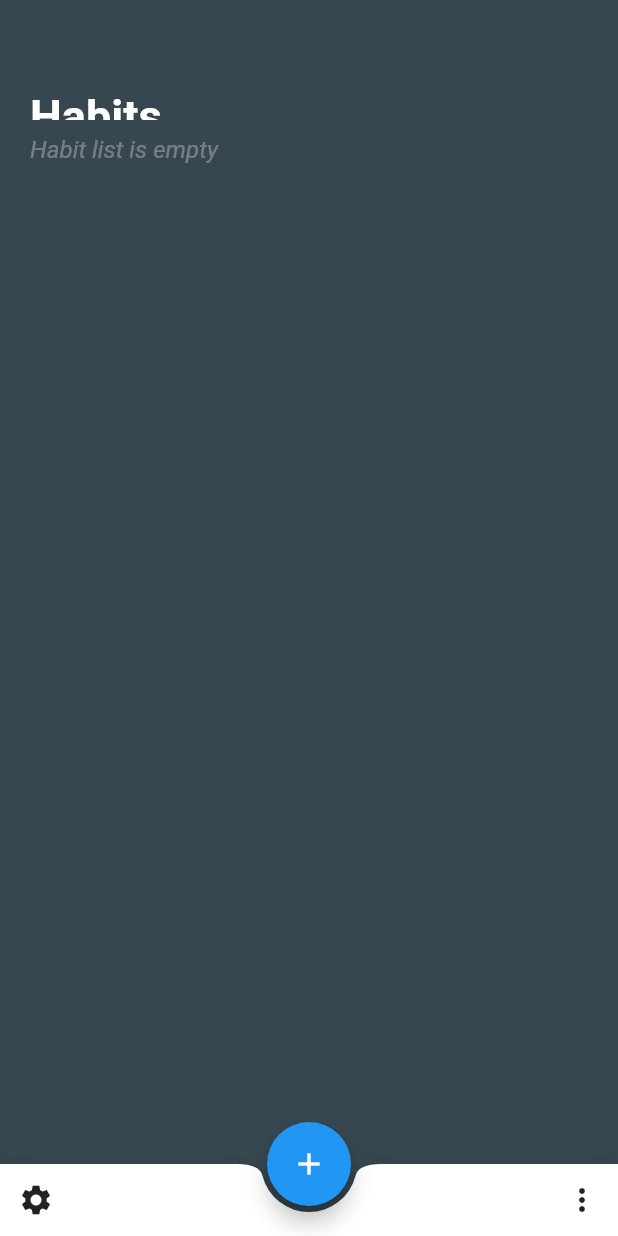
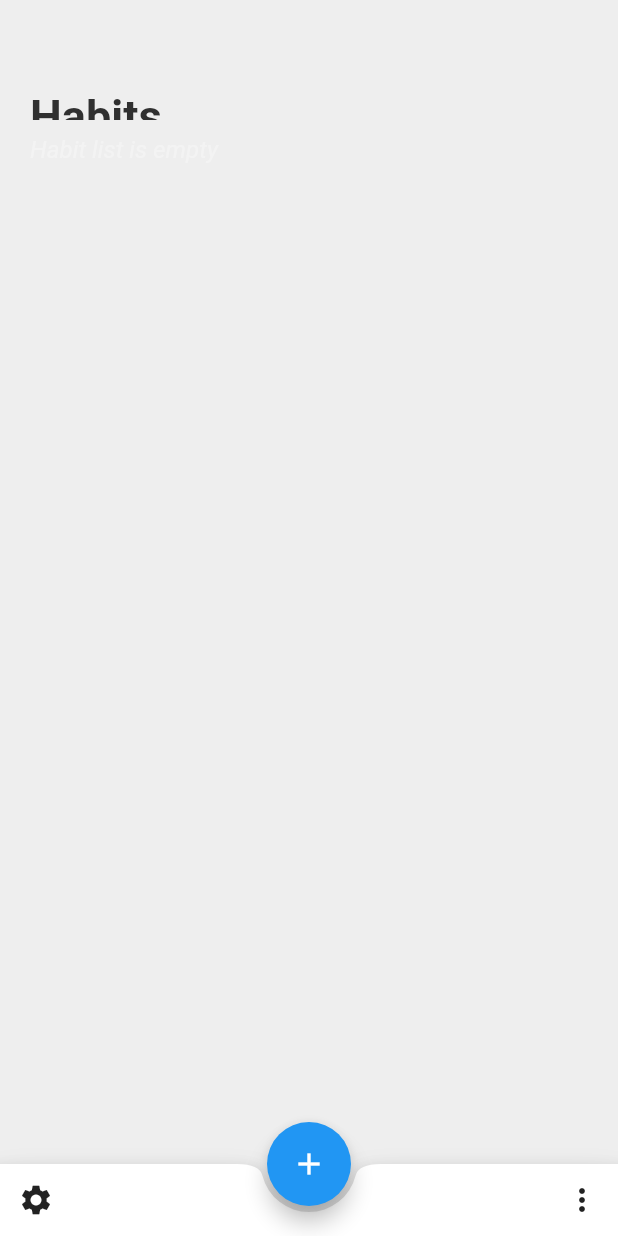
Before and after one commit to keiwanmosaddegh/twoday, a Flutter app: the screen it shows after launch, on a phone screen of 412 x 824 dp. Run offline on Flutter 3.47's test engine with Material 2 defaults, Android fonts, the phone set to English and light mode, and no system bars.

Commit message:
Remade the app design

```diff
--- a/lib/habitList.dart
+++ b/lib/habitList.dart
@@ -17,7 +17,7 @@ class _HabitListState extends State<HabitList> {
   @override
   Widget build(BuildContext context) {
     return Scaffold(
-      backgroundColor: Colors.blueGrey[800],
+      backgroundColor: Colors.grey[200],
       floatingActionButton: FloatingActionButton(
           child: Icon(Icons.add),
           onPressed: () {
@@ -36,7 +36,7 @@ class _HabitListState extends State<HabitList> {
       appBar: PreferredSize(
         preferredSize: Size.fromHeight(80),
         child: AppBar(
-          backgroundColor: Colors.blueGrey[800],
+          backgroundColor: Colors.transparent,
           elevation: 0,
           flexibleSpace: Padding(
               padding: EdgeInsets.only(top: 60, left: 20),
@@ -45,7 +45,7 @@ class _HabitListState extends State<HabitList> {
                 style: TextStyle(
                     fontSize: 30,
                     fontWeight: FontWeight.w600,
-                    color: Colors.white),
+                    color: Colors.grey[850]),
               )),
         ),
       ),
```
Also changed, not shown: lib/habitCard.dart (+8 -5 lines).
